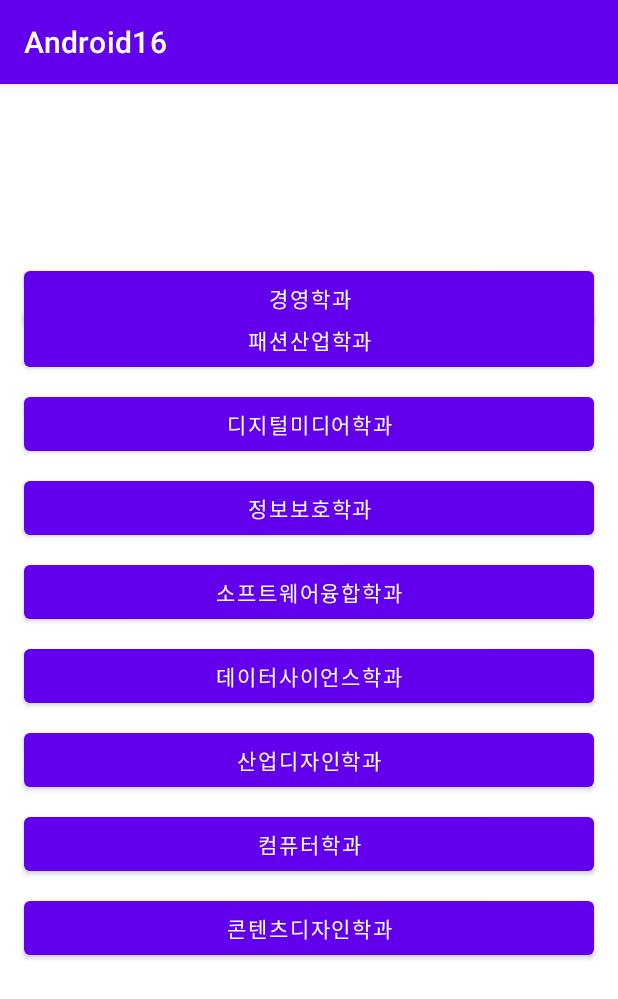
After one commit to whitecastle20/Android16, an Android app: the FutureIndustrialConvergence screen opened directly, with no data from a screen before it, on a phone screen of 412 x 824 dp. The commit adds this screen. Shown: the top 999 px of the screen. Run offline under Robolectric (Android 15) with nearby library versions, the phone set to English and light mode, and no system bars.

Commit message:
departmentXml commit

```diff
--- a/app/src/main/AndroidManifest.xml
+++ b/app/src/main/AndroidManifest.xml
@@ -14,6 +14,12 @@
         android:theme="@style/Theme.Android16"
         tools:targetApi="31">
         <activity
+            android:name=".FutureIndustrialConvergence"
+            android:exported="false" />
+        <activity
+            android:name=".NaturalSciences"
+            android:exported="false" />
+        <activity
             android:name=".MainActivity"
             android:exported="true">
             <intent-filter>
--- /dev/null
+++ b/app/src/main/java/kr/co/company/android16/FutureIndustrialConvergence.kt
@@ -0,0 +1,11 @@
+package kr.co.company.android16
+
+import androidx.appcompat.app.AppCompatActivity
+import android.os.Bundle
+
+class FutureIndustrialConvergence : AppCompatActivity() {
+    override fun onCreate(savedInstanceState: Bundle?) {
+        super.onCreate(savedInstanceState)
+        setContentView(R.layout.activity_future_industrial_convergence)
+    }
+}
--- /dev/null
+++ b/app/src/main/res/layout/activity_future_industrial_convergence.xml
@@ -0,0 +1,119 @@
+<?xml version="1.0" encoding="utf-8"?>
+<androidx.constraintlayout.widget.ConstraintLayout xmlns:android="http://schemas.android.com/apk/res/android"
+    xmlns:app="http://schemas.android.com/apk/res-auto"
+    xmlns:tools="http://schemas.android.com/tools"
+    android:layout_width="match_parent"
+    android:layout_height="match_parent"
+    tools:context=".FutureIndustrialConvergence">
+
+    <Button
+        android:id="@+id/DepartmentOfContentDesign"
+        android:layout_width="0dp"
+        android:layout_height="wrap_content"
+        android:layout_marginStart="16dp"
+        android:layout_marginEnd="16dp"
+        android:layout_marginBottom="181dp"
+        android:text="콘텐츠디자인학과"
+        app:layout_constraintBottom_toBottomOf="parent"
+        app:layout_constraintEnd_toEndOf="parent"
+        app:layout_constraintStart_toStartOf="parent" />
+
+    <Button
+        android:id="@+id/DepartmentOfBusinessAdministration"
+        android:layout_width="0dp"
+        android:layout_height="wrap_content"
+        android:layout_marginStart="16dp"
+        android:layout_marginTop="146dp"
+        android:layout_marginEnd="16dp"
+        android:layout_marginBottom="8dp"
+        android:text="경영학과"
+        app:layout_constraintBottom_toTopOf="@+id/DepartmentOfFashionIndustry"
+        app:layout_constraintEnd_toEndOf="parent"
+        app:layout_constraintStart_toStartOf="parent"
+        app:layout_constraintTop_toTopOf="parent" />
+
+    <Button
+        android:id="@+id/DepartmentOfFashionIndustry"
+        android:layout_width="0dp"
+        android:layout_height="wrap_content"
+        android:layout_marginStart="16dp"
+        android:layout_marginEnd="16dp"
+        android:layout_marginBottom="8dp"
+        android:text="패션산업학과"
+        app:layout_constraintBottom_toTopOf="@+id/DepartmentOfDigitalMedia"
+        app:layout_constraintEnd_toEndOf="parent"
+        app:layout_constraintStart_toStartOf="parent" />
+
+    <Button
+        android:id="@+id/DepartmentOfDigitalMedia"
+        android:layout_width="0dp"
+        android:layout_height="wrap_content"
+        android:layout_marginStart="16dp"
+        android:layout_marginEnd="16dp"
+        android:layout_marginBottom="8dp"
+        android:text="디지털미디어학과"
+        app:layout_constraintBottom_toTopOf="@+id/mathematicsDepartment6"
+        app:layout_constraintEnd_toEndOf="parent"
+        app:layout_constraintStart_toStartOf="parent" />
+
+    <Button
+        android:id="@+id/mathematicsDepartment6"
+        android:layout_width="0dp"
+        android:layout_height="wrap_content"
+        android:layout_marginStart="16dp"
+        android:layout_marginEnd="16dp"
+        android:layout_marginBottom="8dp"
+        android:text="정보보호학과"
+        app:layout_constraintBottom_toTopOf="@+id/DepartmentOfSoftwareConvergence"
+        app:layout_constraintEnd_toEndOf="parent"
+        app:layout_constraintStart_toStartOf="parent" />
+
+    <Button
+        android:id="@+id/DepartmentOfSoftwareConvergence"
+        android:layout_width="0dp"
+        android:layout_height="wrap_content"
+        android:layout_marginStart="16dp"
+        android:layout_marginEnd="16dp"
+        android:layout_marginBottom="8dp"
+        android:text="소프트웨어융합학과"
+        app:layout_constraintBottom_toTopOf="@+id/DepartmentOfDataScience"
+        app:layout_constraintEnd_toEndOf="parent"
+        app:layout_constraintStart_toStartOf="parent" />
+
+    <Button
+        android:id="@+id/DepartmentOfDataScience"
+        android:layout_width="0dp"
+        android:layout_height="wrap_content"
+        android:layout_marginStart="16dp"
+        android:layout_marginEnd="16dp"
+        android:layout_marginBottom="8dp"
+        android:text="데이터사이언스학과"
+        app:layout_constraintBottom_toTopOf="@+id/DepartmentOfIndustrialDesign"
+        app:layout_constraintEnd_toEndOf="parent"
+        app:layout_constraintStart_toStartOf="parent" />
+
+    <Button
+        android:id="@+id/DeparmentOfComputerScience"
+        android:layout_width="0dp"
+        android:layout_height="wrap_content"
+        android:layout_marginStart="16dp"
+        android:layout_marginEnd="16dp"
+        android:layout_marginBottom="8dp"
+        android:text="컴퓨터학과"
+        app:layout_constraintBottom_toTopOf="@+id/DepartmentOfContentDesign"
+        app:layout_constraintEnd_toEndOf="parent"
+        app:layout_constraintStart_toStartOf="parent" />
+
+    <Button
+        android:id="@+id/DepartmentOfIndustrialDesign"
+        android:layout_width="0dp"
+        android:layout_height="wrap_content"
+        android:layout_marginStart="16dp"
+        android:layout_marginEnd="16dp"
+        android:layout_marginBottom="8dp"
+        android:text="산업디자인학과"
+        app:layout_constraintBottom_toTopOf="@+id/DeparmentOfComputerScience"
+        app:layout_constraintEnd_toEndOf="parent"
+        app:layout_constraintStart_toStartOf="parent" />
+
+</androidx.constraintlayout.widget.ConstraintLayout>
```
Also changed, not shown: app/src/main/java/kr/co/company/android16/NaturalSciences.kt (added, +11 -0 lines), app/src/main/res/layout/activity_main.xml (+1 -12 lines), app/src/main/res/layout/activity_natural_sciences.xml (added, +63 -0 lines).
